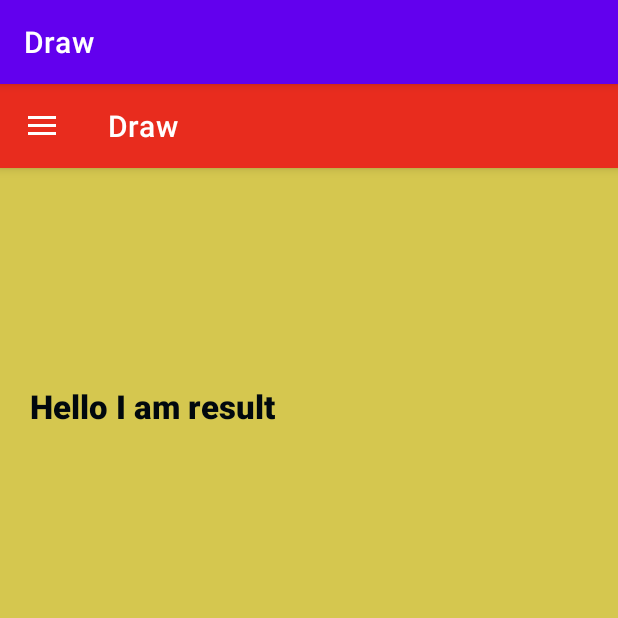
After one commit to bindas10/Drawer, an Android app: the fragment CheckResult placed in its activity, on a phone screen of 412 x 824 dp, the top half of it. The commit adds this screen. Run offline under Robolectric (Android 15) with nearby library versions, the phone set to English and light mode, and no system bars; 2 statements that could not run were skipped.

Commit message:
Check result of previous quiz by going to navigation drawer

```diff
--- /dev/null
+++ b/app/src/main/java/com/example/draw/CheckResult.java
@@ -0,0 +1,68 @@
+package com.example.draw;
+
+import android.os.Bundle;
+
+import androidx.fragment.app.Fragment;
+
+import android.view.LayoutInflater;
+import android.view.View;
+import android.view.ViewGroup;
+import android.widget.TextView;
+
+
+public class CheckResult extends Fragment {
+    DbHelper db;
+
+    // TODO: Rename parameter arguments, choose names that match
+    // the fragment initialization parameters, e.g. ARG_ITEM_NUMBER
+    private static final String ARG_PARAM1 = "param1";
+    private static final String ARG_PARAM2 = "param2";
+
+    // TODO: Rename and change types of parameters
+    private String mParam1;
+    private String mParam2;
+
+    public CheckResult() {
+        // Required empty public constructor
+    }
+
+    /**
+     * Use this factory method to create a new instance of
+     * this fragment using the provided parameters.
+     *
+     * @param param1 Parameter 1.
+     * @param param2 Parameter 2.
+     * @return A new instance of fragment MyResult.
+     */
+    // TODO: Rename and change types and number of parameters
+    public static CheckResult newInstance(String param1, String param2) {
+        CheckResult fragment = new CheckResult();
+        Bundle args = new Bundle();
+        args.putString(ARG_PARAM1, param1);
+        args.putString(ARG_PARAM2, param2);
+        fragment.setArguments(args);
+        return fragment;
+    }
+
+    @Override
+    public void onCreate(Bundle savedInstanceState) {
+        super.onCreate(savedInstanceState);
+        db = new DbHelper(getContext());
+        if (getArguments() != null) {
+            mParam1 = getArguments().getString(ARG_PARAM1);
+            mParam2 = getArguments().getString(ARG_PARAM2);
+        }
+    }
+
+    View view;
+    @Override
+    public View onCreateView(LayoutInflater inflater, ViewGroup container,
+                             Bundle savedInstanceState) {
+        // Inflate the layout for this fragment
+        view = inflater.inflate(R.layout.fragment_check_result, container, false);
+        TextView resultView = view.findViewById(R.id.myResultMarks);
+        System.out.println("\n\nLast Result Was: " + db.getLatestResult().toString() + "/5\n\n");
+        resultView.setText("Last Result Was: " + db.getLatestResult().toString() + "/5");
+        return view;
+    }
+}
--- /dev/null
+++ b/app/src/main/java/com/example/draw/DbHelper.java
@@ -0,0 +1,97 @@
+package com.example.draw;
+
+import android.annotation.SuppressLint;
+import android.content.ContentValues;
+import android.content.Context;
+import android.database.Cursor;
+import android.database.sqlite.SQLiteConstraintException;
+import android.database.sqlite.SQLiteDatabase;
+import android.database.sqlite.SQLiteOpenHelper;
+
+import java.util.ArrayList;
+import java.util.List;
+
+public class DbHelper extends SQLiteOpenHelper {
+
+    private static final String DATABASE_NAME = "quizes.db";
+    private static final String TABLE_NAME = "results";
+
+    private static final String COLUMN_ID = "id";
+    private static final String COLUMN_NAME = "name";
+    private static final String COLUMN_RESULT = "result";
+    private static final Integer DATABASE_VERSION = 1;
+
+    public DbHelper(Context context) {
+        super(context, DATABASE_NAME, null, DATABASE_VERSION);
+    }
+
+    @Override
+    public void onCreate(SQLiteDatabase db) {
+        String sql = "CREATE TABLE IF NOT EXISTS " + TABLE_NAME + "("
+                + COLUMN_ID + " INTEGER PRIMARY KEY AUTOINCREMENT,"
+                + COLUMN_NAME + " TEXT,"
+                + COLUMN_RESULT + " INTEGER"
+                + ")";
+        db.execSQL(sql);
+    }
+
+    @Override
+    public void onUpgrade(SQLiteDatabase db, int oldVersion, int newVersion) {
+        String sql = "DROP TABLE IF EXISTS " + TABLE_NAME;
+        db.execSQL(sql);
+        onCreate(db);
+    }
+
+    public void insertResult(Result result) throws SQLiteConstraintException {
+        SQLiteDatabase db = this.getWritableDatabase();
+
+        ContentValues values = new ContentValues();
+        values.put(COLUMN_NAME, result.getName());
+        values.put(COLUMN_RESULT, result.getMarks());
+        db.insert(TABLE_NAME, null, values);
+        db.close();
+    }
+
+    public List<Result> selectAllResults() {
+        List<Result> students = new ArrayList<>();
+
+        String sql = "SELECT * FROM " + TABLE_NAME;
+
+        SQLiteDatabase db = this.getWritableDatabase();
+        Cursor cursor = db.rawQuery(sql, null);
+
+        if (cursor.moveToFirst()) {
+            do {
+                @SuppressLint("Range") int id = cursor.getInt(cursor.getColumnIndex(COLUMN_ID));
+                @SuppressLint("Range") String name = cursor.getString(cursor.getColumnIndex(COLUMN_NAME));
+                @SuppressLint("Range") Integer marks = cursor.getInt(cursor.getColumnIndex(COLUMN_RESULT));
+                students.add(new Result(name, marks));
+            } while (cursor.moveToNext());
+        }
+
+        cursor.close();
+        db.close();
+
+        return students;
+    }
+    public String getLatestResult() {
+        SQLiteDatabase db = this.getReadableDatabase();
+        String result = null;
+
+        String query = "SELECT " + COLUMN_RESULT + " FROM " + TABLE_NAME +
+                " ORDER BY " + COLUMN_ID + " DESC LIMIT 1";
+
+        Cursor cursor = db.rawQuery(query, null);
+        if (cursor != null && cursor.moveToFirst()) {
+            int columnIndex = cursor.getColumnIndexOrThrow(COLUMN_RESULT);
+            result = cursor.getString(columnIndex);
+        }
+
+        if (cursor != null) {
+            cursor.close();
+        }
+        db.close();
+
+        return result;
+    }
+}
--- a/app/src/main/res/layout/activity_main.xml
+++ b/app/src/main/res/layout/activity_main.xml
@@ -29,6 +29,7 @@
                app:title="@string/app_name" />
 
        </com.google.android.material.appbar.AppBarLayout>
+       <include layout="@layout/content_main"/>
 
 
    </androidx.constraintlayout.widget.ConstraintLayout>
--- /dev/null
+++ b/app/src/main/res/layout/content_main.xml
@@ -0,0 +1,13 @@
+<?xml version="1.0" encoding="utf-8"?>
+<LinearLayout
+    xmlns:android="http://schemas.android.com/apk/res/android"
+    android:layout_width="match_parent"
+    android:layout_height="match_parent"
+    >
+    <FrameLayout
+        android:layout_width="match_parent"
+        android:layout_height="match_parent"
+        android:id="@+id/contentContainer"
+        >
+    </FrameLayout>
+</LinearLayout>
--- /dev/null
+++ b/app/src/main/res/layout/fragment_check_result.xml
@@ -0,0 +1,26 @@
+<?xml version="1.0" encoding="utf-8"?>
+<FrameLayout xmlns:android="http://schemas.android.com/apk/res/android"
+    xmlns:tools="http://schemas.android.com/tools"
+    android:layout_width="match_parent"
+    android:layout_height="match_parent"
+    android:layout_gravity="center"
+    android:background="#D5C74F"
+    android:padding="20dp"
+    tools:context=".CheckResult">
+<LinearLayout android:orientation="vertical"
+    android:layout_height="match_parent"
+    android:layout_width="match_parent">
+    <TextView
+        android:id="@+id/myResultMarks"
+        android:layout_width="wrap_content"
+        android:layout_height="wrap_content"
+        android:layout_marginTop="180dp"
+        android:fontFamily="sans-serif-black"
+        android:gravity="center"
+        android:text="Hello I am result"
+        android:textAlignment="center"
+        android:textColor="#01080E"
+        android:textSize="22sp"
+        android:textStyle="bold" />
+</LinearLayout>
+</FrameLayout>
--- a/app/src/main/res/menu/drawer_menu.xml
+++ b/app/src/main/res/menu/drawer_menu.xml
@@ -2,6 +2,10 @@
 <menu xmlns:app="http://schemas.android.com/apk/res-auto"
     xmlns:android="http://schemas.android.com/apk/res/android">
 
-    <item android:title="Accept Quiz" />
-    <item android:title="Check Result" />
+    <item
+        android:id="@+id/startQuizItem"
+        android:title="Start Your Quiz" />
+    <item
+        android:id="@+id/showResultItem"
+        android:title=" Check Your Result" />
 </menu>
--- a/app/src/main/res/values/strings.xml
+++ b/app/src/main/res/values/strings.xml
@@ -3,4 +3,6 @@
 
     <string name="navigation_drawer_open">Open Navigation Drawer</string>
     <string name="navigation_drawer_close">Close Navigation Drawer</string>
+    <!-- TODO: Remove or change this placeholder text -->
+    <string name="hello_blank_fragment">Hello blank fragment</string>
 </resources>
```
Also changed, not shown: app/src/main/java/com/example/draw/Result.java (added, +37 -0 lines).
